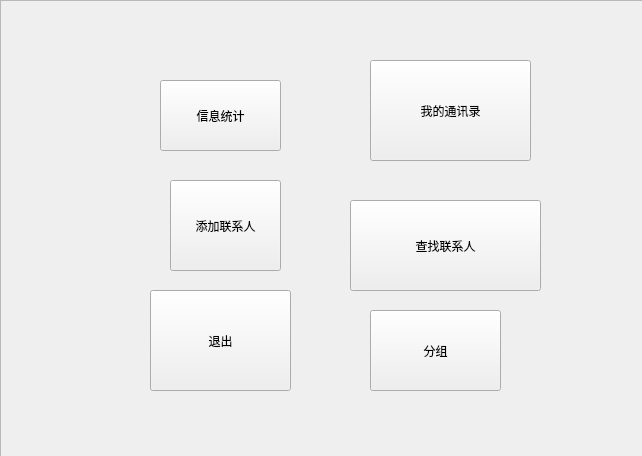
The window that widget.ui (honk2333/Address-book) describes before a commit, drawn with Qt 5.
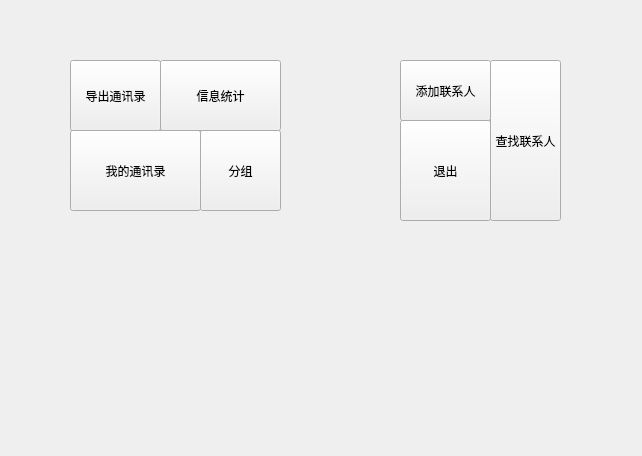
The same window after the commit. Icons and pictures are not drawn.

```diff
--- a/widget.ui
+++ b/widget.ui
@@ -19,10 +19,10 @@
   <widget class="QPushButton" name="DisplayButton">
    <property name="geometry">
     <rect>
-     <x>370</x>
-     <y>60</y>
-     <width>161</width>
-     <height>101</height>
+     <x>70</x>
+     <y>130</y>
+     <width>131</width>
+     <height>81</height>
     </rect>
    </property>
    <property name="styleSheet">
@@ -35,9 +35,9 @@
   <widget class="QPushButton" name="ExitButton">
    <property name="geometry">
     <rect>
-     <x>150</x>
-     <y>290</y>
-     <width>141</width>
+     <x>400</x>
+     <y>120</y>
+     <width>91</width>
      <height>101</height>
     </rect>
    </property>
@@ -52,7 +52,7 @@
    <property name="geometry">
     <rect>
      <x>160</x>
-     <y>80</y>
+     <y>60</y>
      <width>121</width>
      <height>71</height>
     </rect>
@@ -67,10 +67,10 @@
   <widget class="QPushButton" name="SearchButton">
    <property name="geometry">
     <rect>
-     <x>350</x>
-     <y>200</y>
-     <width>191</width>
-     <height>91</height>
+     <x>490</x>
+     <y>60</y>
+     <width>71</width>
+     <height>161</height>
     </rect>
    </property>
    <property name="styleSheet">
@@ -83,9 +83,9 @@
   <widget class="QPushButton" name="typepushButton">
    <property name="geometry">
     <rect>
-     <x>370</x>
-     <y>310</y>
-     <width>131</width>
+     <x>200</x>
+     <y>130</y>
+     <width>81</width>
      <height>81</height>
     </rect>
    </property>
@@ -99,10 +99,10 @@
   <widget class="QPushButton" name="AddButton">
    <property name="geometry">
     <rect>
-     <x>170</x>
-     <y>180</y>
-     <width>111</width>
-     <height>91</height>
+     <x>400</x>
+     <y>60</y>
+     <width>91</width>
+     <height>61</height>
     </rect>
    </property>
    <property name="styleSheet">
@@ -112,32 +112,19 @@
     <string>添加联系人</string>
    </property>
   </widget>
-  <widget class="QFrame" name="frame">
+  <widget class="QPushButton" name="OutputButton">
    <property name="geometry">
     <rect>
-     <x>0</x>
-     <y>0</y>
-     <width>651</width>
-     <height>461</height>
+     <x>70</x>
+     <y>60</y>
+     <width>91</width>
+     <height>71</height>
     </rect>
    </property>
-   <property name="styleSheet">
-    <string notr="true">border-image: url(:/image/time3 (2).jpg);</string>
-   </property>
-   <property name="frameShape">
-    <enum>QFrame::StyledPanel</enum>
-   </property>
-   <property name="frameShadow">
-    <enum>QFrame::Raised</enum>
+   <property name="text">
+    <string>导出通讯录</string>
    </property>
   </widget>
-  <zorder>frame</zorder>
-  <zorder>DisplayButton</zorder>
-  <zorder>ExitButton</zorder>
-  <zorder>infopushButton</zorder>
-  <zorder>SearchButton</zorder>
-  <zorder>typepushButton</zorder>
-  <zorder>AddButton</zorder>
  </widget>
  <layoutdefault spacing="6" margin="11"/>
  <tabstops>
```
